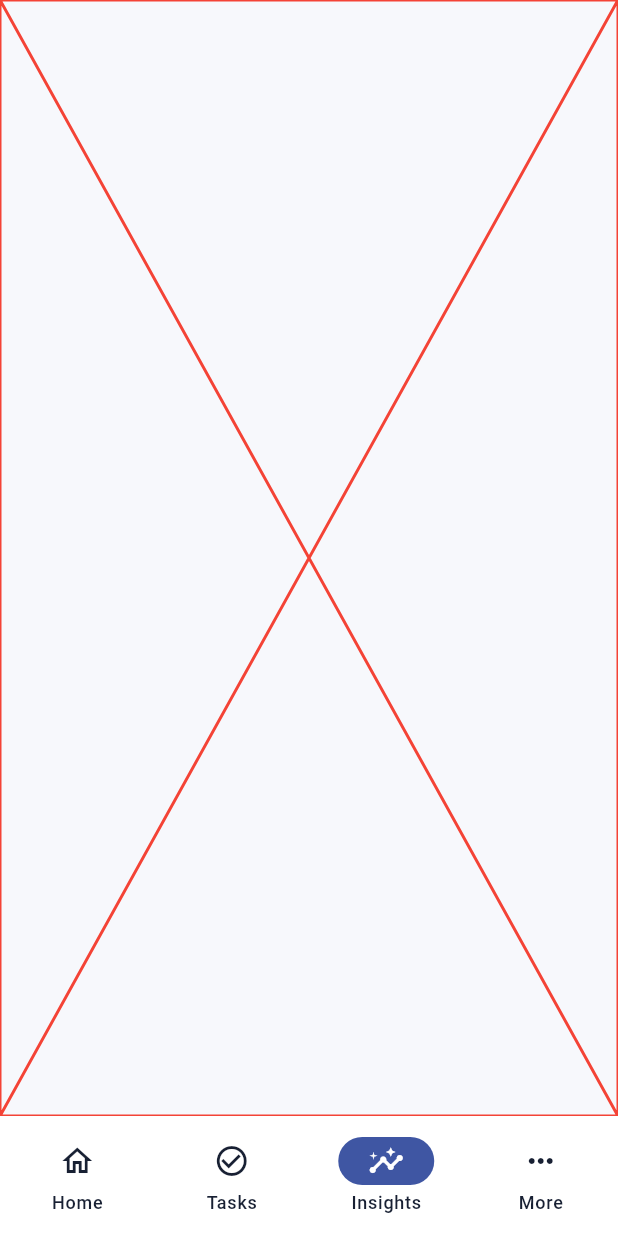
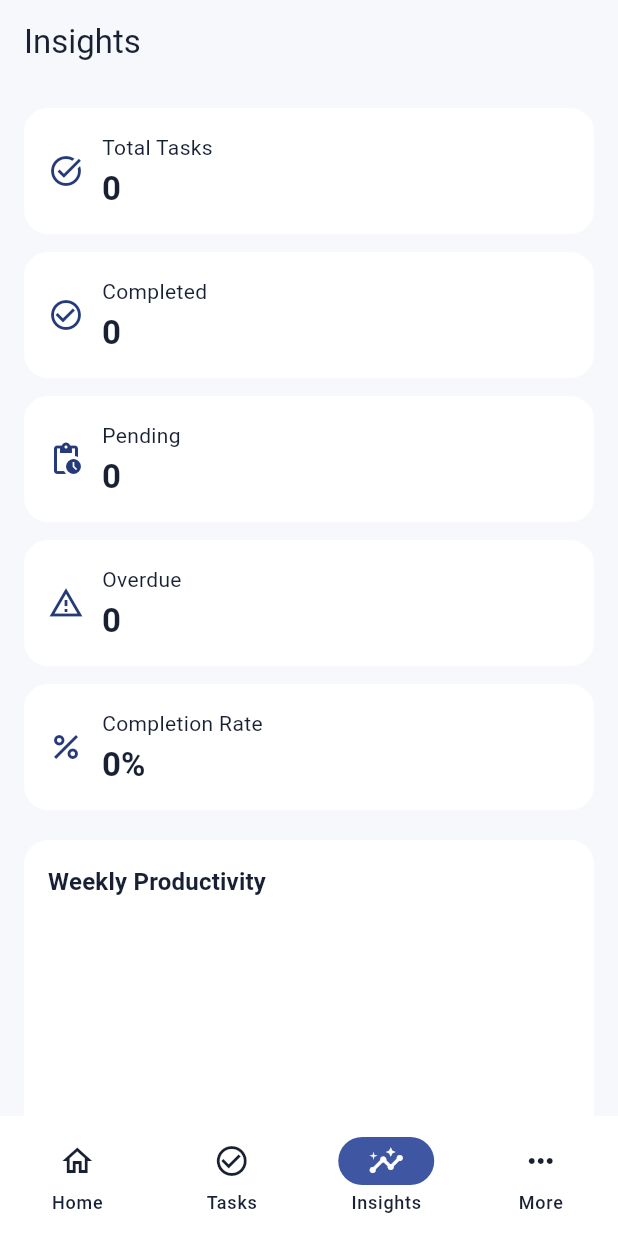
Before and after one commit to sahil1-rawat/life-saarthi-app, a Flutter app: the screen it shows after launch, item 3 of the bottom bar chosen, on a phone screen of 412 x 824 dp. Run offline on Flutter 3.47's test engine with Material 3 defaults, Android fonts, the phone set to English and light mode, and no system bars; our stand-ins replace flutter_riverpod, sqflite; accounts and stored records are empty; network calls fail.

Commit message:
changes in insights

```diff
--- a/life_saarthi_app/lib/app/app_shell.dart
+++ b/life_saarthi_app/lib/app/app_shell.dart
@@ -1,4 +1,5 @@
 import 'package:flutter/material.dart';
+import 'package:life_saarthi_app/features/insights/presentation/insights_screen.dart';
 import 'package:life_saarthi_app/features/tasks/presentation/task_screen.dart';
 
 import '../features/dashboard/presentation/dashboard_screen.dart';
@@ -16,8 +17,8 @@ class _AppShellState extends State<AppShell> {
   final List<Widget> _screens = const [
     DashboardScreen(),
     TaskScreen(),
+    InsightsScreen(),
     Placeholder(color: Colors.red),
-    Placeholder(),
   ];
 
   @override
--- /dev/null
+++ b/life_saarthi_app/lib/features/insights/data/models/weekly_productivity.dart
@@ -0,0 +1,22 @@
+class DailyProductivity {
+  const DailyProductivity({required this.date, required this.completedTasks});
+
+  final DateTime date;
+  final int completedTasks;
+}
+
+class WeeklyProductivity {
+  const WeeklyProductivity({
+    required this.weekStart,
+    required this.weekEnd,
+    required this.dailyData,
+  });
+
+  final DateTime weekStart;
+  final DateTime weekEnd;
+  final List<DailyProductivity> dailyData;
+
+  int get totalCompleted {
+    return dailyData.fold(0, (total, day) => total + day.completedTasks);
+  }
+}
--- /dev/null
+++ b/life_saarthi_app/lib/features/insights/data/models/weekly_productivity_calculator.dart
@@ -0,0 +1,45 @@
+import '../../../tasks/data/models/task.dart';
+import 'weekly_productivity.dart';
+
+class WeeklyProductivityCalculator {
+  static WeeklyProductivity calculate(List<Task> tasks, {DateTime? now}) {
+    final currentDate = (now ?? DateTime.now()).toLocal();
+
+    final today = DateTime(
+      currentDate.year,
+      currentDate.month,
+      currentDate.day,
+    );
+
+    // Monday = 1, Sunday = 7.
+    final weekStart = today.subtract(
+      Duration(days: today.weekday - DateTime.monday),
+    );
+
+    final weekEnd = weekStart.add(const Duration(days: 6));
+
+    final dailyData = List.generate(7, (index) {
+      final date = weekStart.add(Duration(days: index));
+
+      final completedCount = tasks.where((task) {
+        if (!task.isCompleted || task.completedAt == null) {
+          return false;
+        }
+
+        final completedDate = task.completedAt!.toLocal();
+
+        return completedDate.year == date.year &&
+            completedDate.month == date.month &&
+            completedDate.day == date.day;
+      }).length;
+
+      return DailyProductivity(date: date, completedTasks: completedCount);
+    });
+
+    return WeeklyProductivity(
+      weekStart: weekStart,
+      weekEnd: weekEnd,
+      dailyData: dailyData,
+    );
+  }
+}
--- /dev/null
+++ b/life_saarthi_app/lib/features/insights/presentation/insights_screen.dart
@@ -0,0 +1,57 @@
+import 'package:flutter/material.dart';
+import 'package:flutter_riverpod/flutter_riverpod.dart';
+
+import '../../tasks/providers/task_statistics_provider.dart';
+import '../providers/weekly_productivity_provider.dart';
+import 'widgets/insight_card.dart';
+import 'widgets/weekly_productivity_chart.dart';
+
+class InsightsScreen extends ConsumerWidget {
+  const InsightsScreen({super.key});
+
+  @override
+  Widget build(BuildContext context, WidgetRef ref) {
+    final statistics = ref.watch(taskStatisticsProvider);
+    final weeklyProductivity = ref.watch(weeklyProductivityProvider);
+
+    return Scaffold(
+      appBar: AppBar(title: const Text('Insights')),
+      body: ListView(
+        padding: const EdgeInsets.all(16),
+        children: [
+          InsightCard(
+            icon: Icons.task_alt,
+            label: 'Total Tasks',
+            value: statistics.total.toString(),
+          ),
+          const SizedBox(height: 12),
+          InsightCard(
+            icon: Icons.check_circle_outline,
+            label: 'Completed',
+            value: statistics.completed.toString(),
+          ),
+          const SizedBox(height: 12),
+          InsightCard(
+            icon: Icons.pending_actions_outlined,
+            label: 'Pending',
+            value: statistics.pending.toString(),
+          ),
+          const SizedBox(height: 12),
+          InsightCard(
+            icon: Icons.warning_amber_outlined,
+            label: 'Overdue',
+            value: statistics.overdue.toString(),
+          ),
+          const SizedBox(height: 12),
+          InsightCard(
+            icon: Icons.percent,
+            label: 'Completion Rate',
+            value: '${statistics.completionRate.toStringAsFixed(0)}%',
+          ),
+          const SizedBox(height: 20),
+          WeeklyProductivityChart(productivity: weeklyProductivity),
+        ],
+      ),
+    );
+  }
+}
--- /dev/null
+++ b/life_saarthi_app/lib/features/insights/presentation/widgets/insight_card.dart
@@ -0,0 +1,46 @@
+import 'package:flutter/material.dart';
+
+class InsightCard extends StatelessWidget {
+  const InsightCard({
+    super.key,
+    required this.icon,
+    required this.label,
+    required this.value,
+  });
+
+  final IconData icon;
+  final String label;
+  final String value;
+
+  @override
+  Widget build(BuildContext context) {
+    final theme = Theme.of(context);
+
+    return Card(
+      child: Padding(
+        padding: const EdgeInsets.all(16),
+        child: Row(
+          children: [
+            Icon(icon, color: theme.colorScheme.primary),
+            const SizedBox(width: 12),
+            Expanded(
+              child: Column(
+                crossAxisAlignment: CrossAxisAlignment.start,
+                children: [
+                  Text(label, style: theme.textTheme.bodyMedium),
+                  const SizedBox(height: 4),
+                  Text(
+                    value,
+                    style: theme.textTheme.titleLarge?.copyWith(
+                      fontWeight: FontWeight.bold,
+                    ),
+                  ),
+                ],
+              ),
+            ),
+          ],
+        ),
+      ),
+    );
+  }
+}
--- /dev/null
+++ b/life_saarthi_app/lib/features/insights/presentation/widgets/weekly_productivity_chart.dart
@@ -0,0 +1,125 @@
+import 'package:flutter/material.dart';
+
+import '../../data/models/weekly_productivity.dart';
+
+class WeeklyProductivityChart extends StatelessWidget {
+  const WeeklyProductivityChart({super.key, required this.productivity});
+
+  final WeeklyProductivity productivity;
+
+  @override
+  Widget build(BuildContext context) {
+    final theme = Theme.of(context);
+
+    final maxCompleted = productivity.dailyData.fold<int>(
+      0,
+      (maximum, day) =>
+          day.completedTasks > maximum ? day.completedTasks : maximum,
+    );
+
+    return Card(
+      child: Padding(
+        padding: const EdgeInsets.all(16),
+        child: Column(
+          crossAxisAlignment: CrossAxisAlignment.start,
+          children: [
+            Text(
+              'Weekly Productivity',
+              style: theme.textTheme.titleMedium?.copyWith(
+                fontWeight: FontWeight.bold,
+              ),
+            ),
+            const SizedBox(height: 20),
+            SizedBox(
+              height: 180,
+              child: Row(
+                crossAxisAlignment: CrossAxisAlignment.end,
+                children: productivity.dailyData.map((day) {
+                  return Expanded(
+                    child: _DayBar(
+                      date: day.date,
+                      completedTasks: day.completedTasks,
+                      maxCompleted: maxCompleted,
+                    ),
+                  );
+                }).toList(),
+              ),
+            ),
+          ],
+        ),
+      ),
+    );
+  }
+}
+
+class _DayBar extends StatelessWidget {
+  const _DayBar({
+    required this.date,
+    required this.completedTasks,
+    required this.maxCompleted,
+  });
+
+  final DateTime date;
+  final int completedTasks;
+  final int maxCompleted;
+
+  @override
+  Widget build(BuildContext context) {
+    final theme = Theme.of(context);
+
+    final barHeight = maxCompleted == 0
+        ? 0.0
+        : (completedTasks / maxCompleted) * 120;
+
+    return Padding(
+      padding: const EdgeInsets.symmetric(horizontal: 4),
+      child: Column(
+        mainAxisAlignment: MainAxisAlignment.end,
+        children: [
+          SizedBox(
+            height: 20,
+            child: Text(
+              completedTasks.toString(),
+              style: theme.textTheme.labelSmall,
+            ),
+          ),
+          const SizedBox(height: 4),
+          Container(
+            height: barHeight,
+            width: double.infinity,
+            constraints: const BoxConstraints(maxWidth: 28),
+            decoration: BoxDecoration(
+              color: theme.colorScheme.primary,
+              borderRadius: const BorderRadius.vertical(
+                top: Radius.circular(6),
+              ),
+            ),
+          ),
+          const SizedBox(height: 8),
+          Text(_weekdayLabel(date.weekday), style: theme.textTheme.labelSmall),
+        ],
+      ),
+    );
+  }
+
+  String _weekdayLabel(int weekday) {
+    switch (weekday) {
+      case DateTime.monday:
+        return 'Mon';
+      case DateTime.tuesday:
+        return 'Tue';
+      case DateTime.wednesday:
+        return 'Wed';
+      case DateTime.thursday:
+        return 'Thu';
+      case DateTime.friday:
+        return 'Fri';
+      case DateTime.saturday:
+        return 'Sat';
+      case DateTime.sunday:
+        return 'Sun';
+      default:
+        return '';
+    }
+  }
+}
--- /dev/null
+++ b/life_saarthi_app/lib/features/insights/providers/weekly_productivity_provider.dart
@@ -0,0 +1,25 @@
+import 'package:flutter_riverpod/flutter_riverpod.dart';
+import 'package:life_saarthi_app/core/utils/app_logger_utils.dart';
+import 'package:life_saarthi_app/features/tasks/presentation/providers/task_notifier.dart';
+
+import '../../tasks/data/models/task.dart';
+import '../data/models/weekly_productivity.dart';
+import '../data/models/weekly_productivity_calculator.dart';
+
+final weeklyProductivityProvider = Provider<WeeklyProductivity>((ref) {
+  final tasks = ref
+      .watch(taskNotifierProvider)
+      .when(
+        data: (tasks) => tasks,
+        loading: () => <Task>[],
+        error: (_, _) => <Task>[],
+      );
+
+  final result = WeeklyProductivityCalculator.calculate(tasks);
+
+  for (final day in result.dailyData) {
+    AppLogger.log('${day.date.day}/${day.date.month}: ${day.completedTasks}');
+  }
+
+  return result;
+});
--- /dev/null
+++ b/life_saarthi_app/lib/features/tasks/providers/task_statistics_provider.dart
@@ -0,0 +1,27 @@
+import 'package:flutter_riverpod/flutter_riverpod.dart';
+import 'package:life_saarthi_app/features/tasks/presentation/providers/task_notifier.dart';
+
+import '../utils/task_statistics.dart';
+import '../utils/task_statistics_calculator.dart';
+
+final taskStatisticsProvider = Provider<TaskStatistics>((ref) {
+  final taskState = ref.watch(taskNotifierProvider);
+
+  return taskState.when(
+    data: TaskStatisticsCalculator.calculate,
+    loading: () => const TaskStatistics(
+      total: 0,
+      completed: 0,
+      pending: 0,
+      overdue: 0,
+      completionRate: 0,
+    ),
+    error: (_, _) => const TaskStatistics(
+      total: 0,
+      completed: 0,
+      pending: 0,
+      overdue: 0,
+      completionRate: 0,
+    ),
+  );
+});
--- /dev/null
+++ b/life_saarthi_app/lib/features/tasks/utils/task_statistics.dart
@@ -0,0 +1,15 @@
+class TaskStatistics {
+  const TaskStatistics({
+    required this.total,
+    required this.completed,
+    required this.pending,
+    required this.overdue,
+    required this.completionRate,
+  });
+
+  final int total;
+  final int completed;
+  final int pending;
+  final int overdue;
+  final double completionRate;
+}
--- /dev/null
+++ b/life_saarthi_app/lib/features/tasks/utils/task_statistics_calculator.dart
@@ -0,0 +1,40 @@
+import '../data/models/task.dart';
+import 'task_statistics.dart';
+
+class TaskStatisticsCalculator {
+  static TaskStatistics calculate(List<Task> tasks) {
+    final total = tasks.length;
+
+    final completed = tasks
+        .where((task) => task.status == TaskStatus.completed)
+        .length;
+
+    final pending = total - completed;
+
+    final now = DateTime.now();
+
+    final overdue = tasks.where((task) {
+      if (task.status != TaskStatus.pending) {
+        return false;
+      }
+
+      final dueDate = task.dueDate;
+
+      if (dueDate == null) {
+        return false;
+      }
+
+      return dueDate.isBefore(now);
+    }).length;
+
+    final completionRate = total == 0 ? 0.0 : (completed / total) * 100;
+
+    return TaskStatistics(
+      total: total,
+      completed: completed,
+      pending: pending,
+      overdue: overdue,
+      completionRate: completionRate,
+    );
+  }
+}
```
Also changed, not shown: life_saarthi_app/pubspec.lock.
